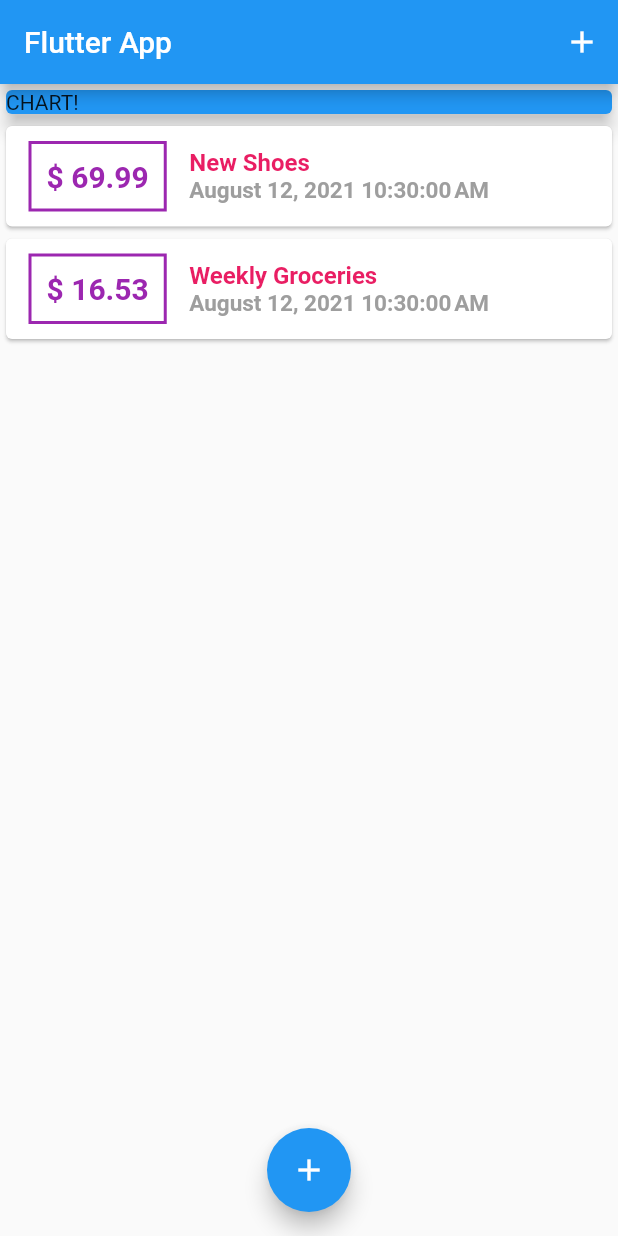
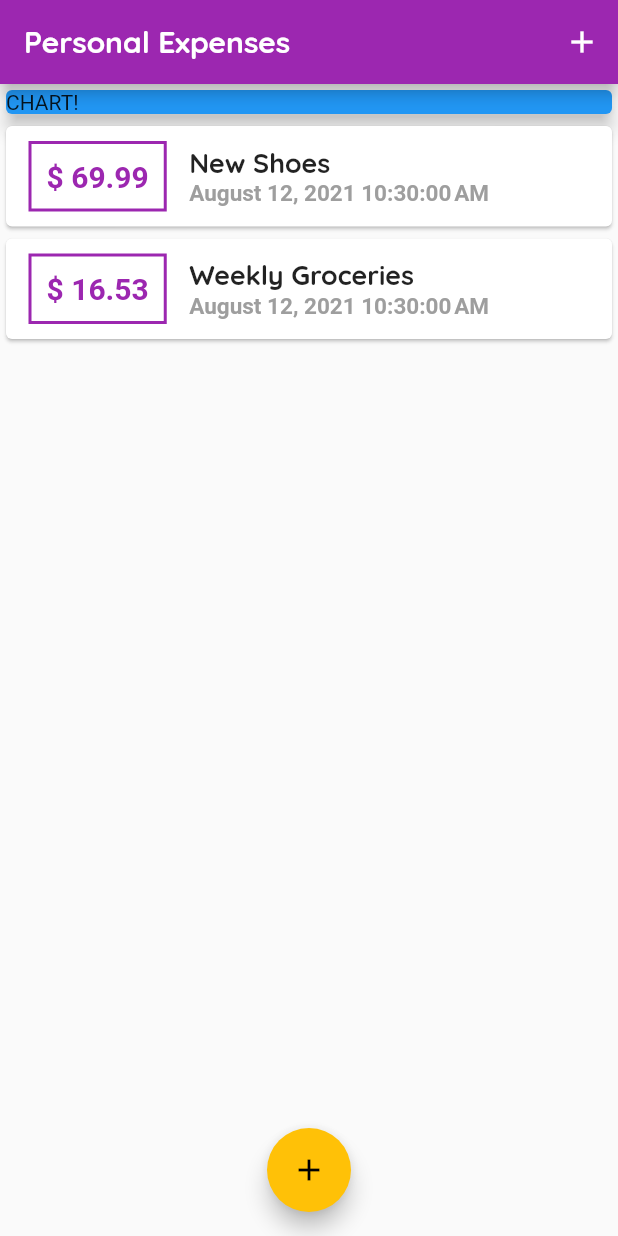
Before and after one commit to myamann/Expenses-App-Flutter, a Flutter app: the screen it shows after launch, on a phone screen of 412 x 824 dp. Run offline on Flutter 3.47's test engine with Material 2 defaults, Android fonts, the phone set to English and light mode, and no system bars.

Commit message:
theme & fonts

```diff
--- a/lib/main.dart
+++ b/lib/main.dart
@@ -9,7 +9,27 @@ class MyApp extends StatelessWidget {
   @override
   Widget build(BuildContext context) {
     return MaterialApp(
-      title: 'Flutter App',
+      title: 'Personel Expenses',
+      theme: ThemeData(
+          primarySwatch: Colors.purple,
+          accentColor: Colors.amber,
+          fontFamily: 'Quicksand',
+          textTheme: ThemeData.light().textTheme.copyWith(
+                title: TextStyle(
+                  fontFamily: 'OpenSans',
+                  fontWeight: FontWeight.bold,
+                  fontSize: 18,
+                ),
+              ),
+          appBarTheme: AppBarTheme(
+            textTheme: ThemeData.light().textTheme.copyWith(
+                  title: TextStyle(
+                    fontFamily: 'OpenSans',
+                    fontSize: 20,
+                    fontWeight: FontWeight.bold,
+                  ),
+                ),
+          )),
       home: MyHomePage(),
     );
   }
@@ -68,7 +88,7 @@ class _MyHomePageState extends State<MyHomePage> {
   Widget build(BuildContext context) {
     return Scaffold(
       appBar: AppBar(
-        title: Text('Flutter App'),
+        title: Text('Personal Expenses'),
         actions: <Widget>[
           IconButton(
             icon: Icon(Icons.add),
--- a/lib/widgets/transaction_list.dart
+++ b/lib/widgets/transaction_list.dart
@@ -20,14 +20,15 @@ class TransactionList extends StatelessWidget {
                 Container(
                   margin: EdgeInsets.symmetric(vertical: 10, horizontal: 15),
                   decoration: BoxDecoration(
-                      border: Border.all(color: Colors.purple, width: 2)),
+                      border: Border.all(
+                          color: Theme.of(context).primaryColor, width: 2)),
                   padding: EdgeInsets.all(10),
                   child: Text(
                     '\$ ${transactions[index].amount.toStringAsFixed(2)}',
                     style: TextStyle(
                       fontWeight: FontWeight.bold,
                       fontSize: 20,
-                      color: Colors.purple,
+                      color: Theme.of(context).primaryColor,
                     ),
                   ),
                 ),
@@ -36,10 +37,7 @@ class TransactionList extends StatelessWidget {
                   children: <Widget>[
                     Text(
                       transactions[index].title,
-                      style: TextStyle(
-                          fontWeight: FontWeight.bold,
-                          fontSize: 16,
-                          color: Colors.pink),
+                      style: Theme.of(context).textTheme.title,
                     ),
                     Text(
                       DateFormat().format(transactions[index].date),
```
Also changed, not shown: pubspec.yaml (+11 -6 lines), assets/fonts/OpenSans-Bold.ttf (added), assets/fonts/OpenSans-Regular.ttf (added), assets/fonts/Quicksand-Bold.ttf (added), assets/fonts/Quicksand-Light.ttf (added), assets/fonts/Quicksand-Medium.ttf (added), assets/fonts/Quicksand-Regular.ttf (added).
